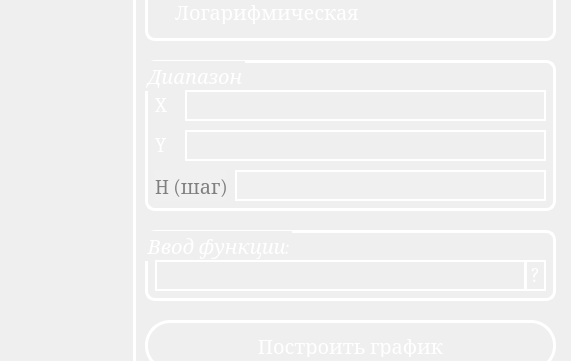
Above: mainwindow.ui from LarkDarya/Graphic-Editor before the change; both pictures show x 505 to 1076 and y 120 to 481 of the 1076 by 672 pixel window. Below: the same form after it.
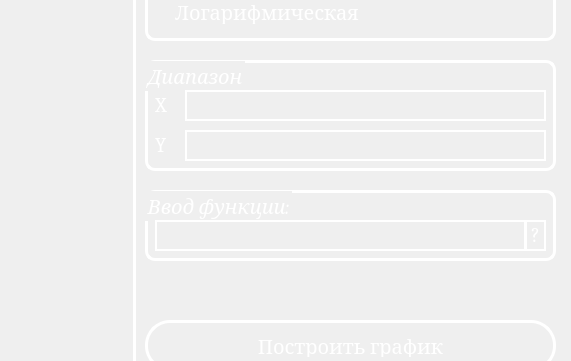
That is the form after the change. Custom widgets are drawn as their Qt base class.

Diff of the .ui file:
```diff
--- a/mainwindow.ui
+++ b/mainwindow.ui
@@ -202,7 +202,7 @@
       <x>650</x>
       <y>180</y>
       <width>411</width>
-      <height>151</height>
+      <height>111</height>
      </rect>
     </property>
     <property name="font">
@@ -328,31 +328,6 @@
       <string>Y</string>
      </property>
     </widget>
-    <widget class="QLabel" name="label_3">
-     <property name="geometry">
-      <rect>
-       <x>10</x>
-       <y>110</y>
-       <width>71</width>
-       <height>31</height>
-      </rect>
-     </property>
-     <property name="layoutDirection">
-      <enum>Qt::LayoutDirection::LeftToRight</enum>
-     </property>
-     <property name="styleSheet">
-      <string notr="true">QLabel {
-background: #f0f0f0;
-color: gray;
-font-family: Cambria;
-font-size: 20px;
-}
-</string>
-     </property>
-     <property name="text">
-      <string>H (шаг)</string>
-     </property>
-    </widget>
    </widget>
    <widget class="QPushButton" name="pushButton">
     <property name="geometry">
@@ -505,7 +480,7 @@
     <property name="geometry">
      <rect>
       <x>650</x>
-      <y>350</y>
+      <y>310</y>
       <width>411</width>
       <height>71</height>
      </rect>
```
Left out of the diff: 21 changed lines with no effect on the pictures.
